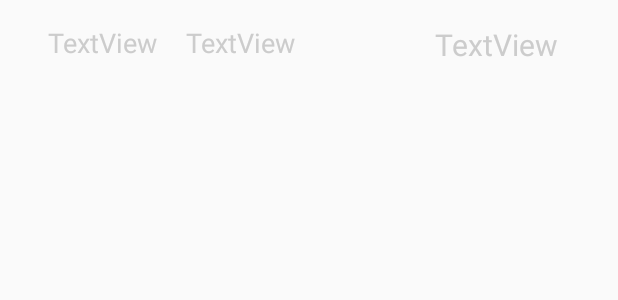
After one commit to dchmiel1/DeadlinesApp, an Android app: the layout listview_item_in_calendar.xml on its own in the app's theme, with its tools: preview values and no code run, on a phone screen of 412 x 824 dp. The commit adds this screen. Shown: the top 300 px of the screen. Run offline under Robolectric (Android 15) with nearby library versions, the phone set to English and light mode, and no system bars.

Commit message:
1.0 finished, calendar finished

```diff
--- a/app/src/main/java/com/example/deadlinesapp/MainActivity.java
+++ b/app/src/main/java/com/example/deadlinesapp/MainActivity.java
@@ -31,7 +31,7 @@ public class MainActivity extends AppCompatActivity {
     private View darkView;
     private int selected;
     private int[] ids;
-    private AlphaAnimation clickAnimation = new AlphaAnimation(1F, 0.5F);
+    public static final AlphaAnimation clickAnimation = new AlphaAnimation(1F, 0.5F);
 
     @Override
     public Resources.Theme getTheme() {
--- /dev/null
+++ b/app/src/main/res/layout/listview_item_in_calendar.xml
@@ -0,0 +1,44 @@
+<?xml version="1.0" encoding="utf-8"?>
+<androidx.constraintlayout.widget.ConstraintLayout
+    xmlns:android="http://schemas.android.com/apk/res/android"
+    xmlns:app="http://schemas.android.com/apk/res-auto"
+    xmlns:tools="http://schemas.android.com/tools"
+    android:layout_width="match_parent"
+    android:layout_height="match_parent">
+
+    <TextView
+        android:id="@+id/subjectCal"
+        android:layout_width="wrap_content"
+        android:layout_height="wrap_content"
+        android:layout_marginTop="16dp"
+        android:layout_marginEnd="40dp"
+        android:text="TextView"
+        android:textColor="#CCCCCC"
+        android:textSize="20sp"
+        app:layout_constraintEnd_toEndOf="parent"
+        app:layout_constraintTop_toTopOf="parent" />
+
+    <TextView
+        android:id="@+id/descriptionCal"
+        android:layout_width="wrap_content"
+        android:layout_height="wrap_content"
+        android:layout_marginStart="124dp"
+        android:layout_marginTop="16dp"
+        android:text="TextView"
+        android:textColor="#CCCCCC"
+        android:textSize="18sp"
+        app:layout_constraintStart_toStartOf="parent"
+        app:layout_constraintTop_toTopOf="parent" />
+
+    <TextView
+        android:id="@+id/hourCal"
+        android:layout_width="wrap_content"
+        android:layout_height="wrap_content"
+        android:layout_marginStart="32dp"
+        android:layout_marginTop="16dp"
+        android:text="TextView"
+        android:textColor="#CCCCCC"
+        android:textSize="18sp"
+        app:layout_constraintStart_toStartOf="parent"
+        app:layout_constraintTop_toTopOf="parent" />
+</androidx.constraintlayout.widget.ConstraintLayout>
--- a/app/src/main/res/values/styles.xml
+++ b/app/src/main/res/values/styles.xml
@@ -38,7 +38,7 @@
     </style>
 
     <style name="CaldroidDefaultDarkMonthName" parent="CaldroidDefaultMonthName">
-        <item name="android:textColor">@color/caldroid_white</item>
+        <item name="android:textColor">#CCCCCC</item>
     </style>
 
     <style name="CaldroidDefaultDarkGridView" parent="CaldroidDefaultGridView">
@@ -46,7 +46,7 @@
     </style>
 
     <style name="CaldroidDefaultDarkCell" parent="CaldroidDefaultCell">
-        <item name="android:textColor">@color/cell_text_color_dark</item>
+        <item name="android:textColor">#CCCCCC</item>
         <item name="android:background">@drawable/cell_bg_dark</item>
     </style>
 
```
Also changed, not shown: app/src/main/java/com/example/deadlinesapp/CalendarActivity.java (+57 -28 lines), app/src/main/java/com/example/deadlinesapp/CalendarTasksAdapter.java (added, +66 -0 lines), app/src/main/java/com/example/deadlinesapp/DbHelper.java (+7 -0 lines), app/src/main/res/layout/activity_calendar.xml (+14 -2 lines).
